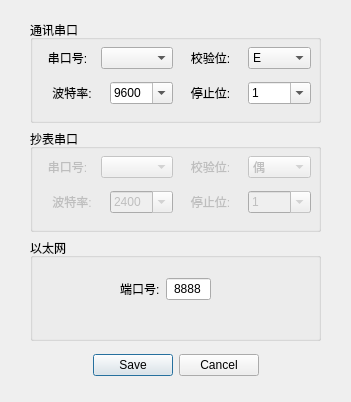
The window that UI_ConnectionSet.ui (qwerttqq95/698_Special) describes before a commit, drawn with Qt 5.
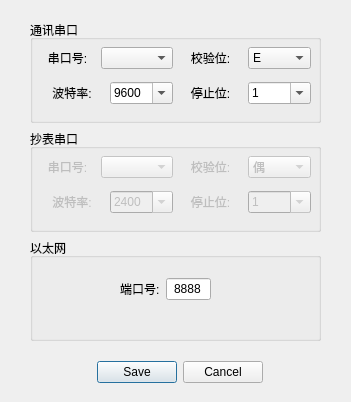
The same window after the commit.

The edit to the form file:
```diff
--- a/UI_ConnectionSet.ui
+++ b/UI_ConnectionSet.ui
@@ -28,25 +28,6 @@
   <property name="modal">
    <bool>true</bool>
   </property>
-  <widget class="QDialogButtonBox" name="buttonBox">
-   <property name="geometry">
-    <rect>
-     <x>70</x>
-     <y>340</y>
-     <width>211</width>
-     <height>51</height>
-    </rect>
-   </property>
-   <property name="orientation">
-    <enum>Qt::Horizontal</enum>
-   </property>
-   <property name="standardButtons">
-    <set>QDialogButtonBox::Cancel|QDialogButtonBox::Save</set>
-   </property>
-   <property name="centerButtons">
-    <bool>true</bool>
-   </property>
-  </widget>
   <widget class="QWidget" name="layoutWidget">
    <property name="geometry">
     <rect>
@@ -511,6 +492,31 @@
     </item>
    </layout>
   </widget>
+  <widget class="QWidget" name="">
+   <property name="geometry">
+    <rect>
+     <x>60</x>
+     <y>360</y>
+     <width>239</width>
+     <height>25</height>
+    </rect>
+   </property>
+   <layout class="QHBoxLayout" name="horizontalLayout_9">
+    <item>
+     <widget class="QDialogButtonBox" name="buttonBox">
+      <property name="orientation">
+       <enum>Qt::Horizontal</enum>
+      </property>
+      <property name="standardButtons">
+       <set>QDialogButtonBox::Cancel|QDialogButtonBox::Save</set>
+      </property>
+      <property name="centerButtons">
+       <bool>true</bool>
+      </property>
+     </widget>
+    </item>
+   </layout>
+  </widget>
  </widget>
  <resources/>
  <connections>
```
Left out of the diff: 9 changed lines with no effect on the pictures.
